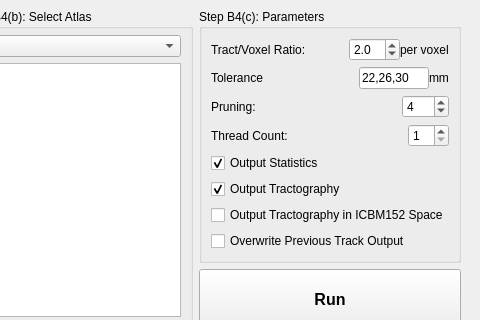
This is auto_track.ui in frankyeh/DSI-Studio as Qt 5 draws it before an edit; both pictures show x 270 to 750 and y 0 to 320 of the 750 by 523 pixel window. The edited form follows.
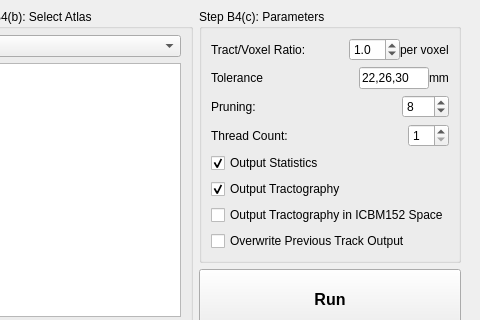
This is the edited form. Icons and pictures are not drawn.

The edit to the form file:
```diff
--- a/auto_track.ui
+++ b/auto_track.ui
@@ -292,7 +292,7 @@
                   <double>0.500000000000000</double>
                  </property>
                  <property name="value">
-                  <double>2.000000000000000</double>
+                  <double>1.000000000000000</double>
                  </property>
                 </widget>
                </item>
@@ -386,7 +386,7 @@
                   <number>100</number>
                  </property>
                  <property name="value">
-                  <number>4</number>
+                  <number>8</number>
                  </property>
                 </widget>
                </item>
```
